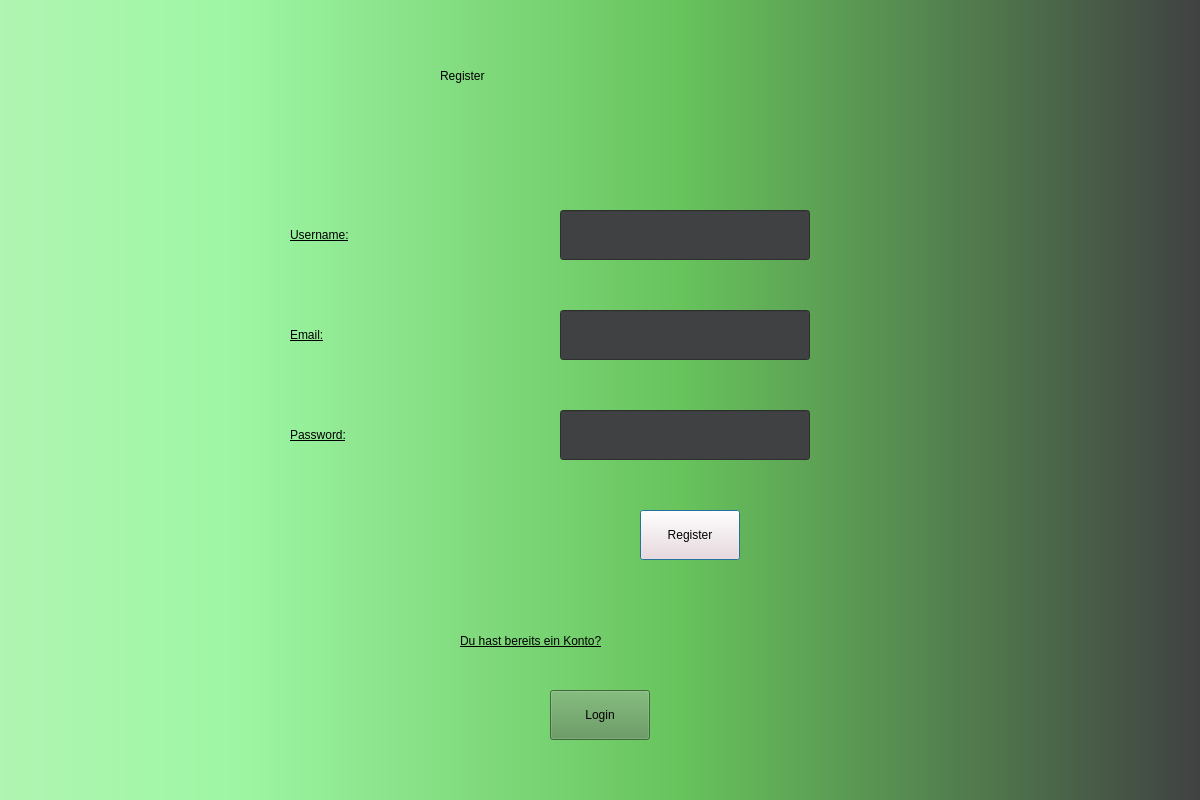
The window that client/register.ui (SushantKumarPandey/Crypto-Tradeing-App-with-fake-currency) describes before a commit, drawn with Qt 5.
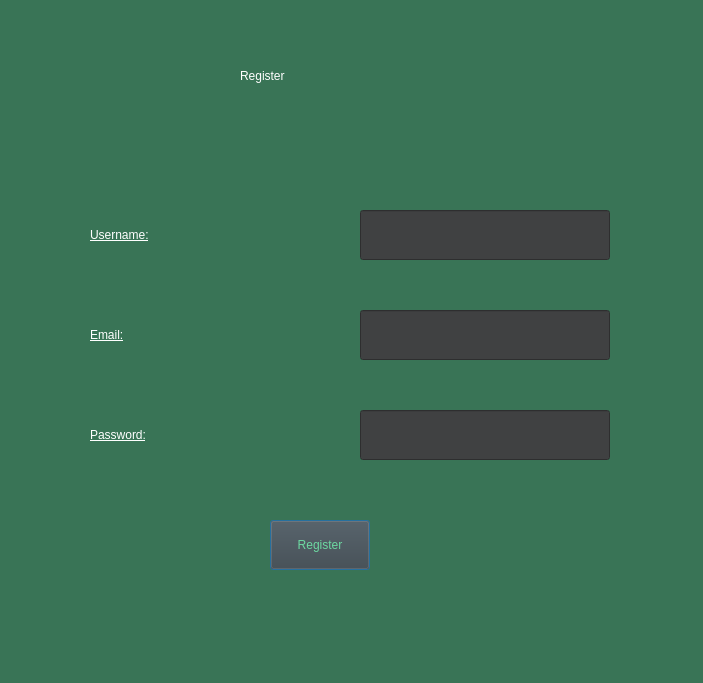
The same window after the commit.

Commit message: fix: ui design, schlichter und grösser + tabs oben

```diff
--- a/client/register.ui
+++ b/client/register.ui
@@ -6,8 +6,8 @@
    <rect>
     <x>0</x>
     <y>0</y>
-    <width>1200</width>
-    <height>800</height>
+    <width>703</width>
+    <height>683</height>
    </rect>
   </property>
   <property name="minimumSize">
@@ -20,14 +20,16 @@
    <string>Dialog</string>
   </property>
   <property name="styleSheet">
-   <string notr="true">background-color: qlineargradient(spread:pad, x1:0, y1:0, x2:1, y2:0, stop:0 rgba(176, 245, 178, 255), stop:0.197183 rgba(158, 246, 164, 255), stop:0.568075 rgba(103, 195, 92, 255), stop:1 rgba(64, 65, 66, 255));
-font: 14pt &quot;Segoe UI&quot;;
-color: rgb(0, 0, 0);</string>
+   <string notr="true">font: 14pt &quot;Segoe UI&quot;;
+background-color: rgb(57, 116, 86);
+color: rgb(255, 255, 255);
+
+</string>
   </property>
   <widget class="QLabel" name="Username">
    <property name="geometry">
     <rect>
-     <x>290</x>
+     <x>90</x>
      <y>210</y>
      <width>250</width>
      <height>50</height>
@@ -37,7 +39,7 @@
     <string notr="true">background-color: transparent;
 text-decoration: underline;
 font: 16pt &quot;Segoe UI&quot;;
-color:black;
+
 </string>
    </property>
    <property name="text">
@@ -47,7 +49,7 @@
   <widget class="QLabel" name="Email">
    <property name="geometry">
     <rect>
-     <x>290</x>
+     <x>90</x>
      <y>310</y>
      <width>250</width>
      <height>50</height>
@@ -57,7 +59,6 @@
     <string notr="true">background-color: transparent;
 text-decoration: underline;
 font: 16pt &quot;Segoe UI&quot;;
-color:black;
 </string>
    </property>
    <property name="text">
@@ -67,7 +68,7 @@
   <widget class="QLabel" name="Password">
    <property name="geometry">
     <rect>
-     <x>290</x>
+     <x>90</x>
      <y>410</y>
      <width>250</width>
      <height>50</height>
@@ -77,7 +78,7 @@
     <string notr="true">background-color: transparent;
 text-decoration: underline;
 font: 16pt &quot;Segoe UI&quot;;
-color:black;
+
 </string>
    </property>
    <property name="text">
@@ -87,15 +88,15 @@
   <widget class="QPushButton" name="pushButton_register">
    <property name="geometry">
     <rect>
-     <x>640</x>
-     <y>510</y>
+     <x>270</x>
+     <y>520</y>
      <width>100</width>
      <height>50</height>
     </rect>
    </property>
    <property name="styleSheet">
-    <string notr="true">background-color: rgb(255, 220, 217);
-color: rgb(0, 0, 0);</string>
+    <string notr="true">background-color: rgb(64, 65, 66);
+color: rgb(108, 217, 161);</string>
    </property>
    <property name="text">
     <string>Register</string>
@@ -104,7 +105,7 @@
   <widget class="QLineEdit" name="lineEdit_username">
    <property name="geometry">
     <rect>
-     <x>560</x>
+     <x>360</x>
      <y>210</y>
      <width>250</width>
      <height>50</height>
@@ -122,7 +123,7 @@
   <widget class="QLineEdit" name="lineEdit_password">
    <property name="geometry">
     <rect>
-     <x>560</x>
+     <x>360</x>
      <y>410</y>
      <width>250</width>
      <height>50</height>
@@ -140,7 +141,7 @@
   <widget class="QLineEdit" name="lineEdit_email">
    <property name="geometry">
     <rect>
-     <x>560</x>
+     <x>360</x>
      <y>310</y>
      <width>250</width>
      <height>50</height>
@@ -155,50 +156,10 @@
     <enum>QLineEdit::EchoMode::Password</enum>
    </property>
   </widget>
-  <widget class="QPushButton" name="pushButton_to_login_2">
-   <property name="enabled">
-    <bool>true</bool>
-   </property>
-   <property name="geometry">
-    <rect>
-     <x>550</x>
-     <y>690</y>
-     <width>100</width>
-     <height>50</height>
-    </rect>
-   </property>
-   <property name="styleSheet">
-    <string notr="true">background-color: rgb(88, 145, 82);
-color: rgb(0, 0, 0);</string>
-   </property>
-   <property name="text">
-    <string>Login</string>
-   </property>
-  </widget>
-  <widget class="QLabel" name="label">
-   <property name="geometry">
-    <rect>
-     <x>460</x>
-     <y>610</y>
-     <width>331</width>
-     <height>61</height>
-    </rect>
-   </property>
-   <property name="styleSheet">
-    <string notr="true">background-color: transparent;
-text-decoration: underline;
-font: 16pt &quot;Segoe UI&quot;;
-color:black;
-</string>
-   </property>
-   <property name="text">
-    <string>Du hast bereits ein Konto?</string>
-   </property>
-  </widget>
   <widget class="QLabel" name="LoginForm">
    <property name="geometry">
     <rect>
-     <x>440</x>
+     <x>240</x>
      <y>40</y>
      <width>211</width>
      <height>71</height>
```
The commit also changes 3 other files.
